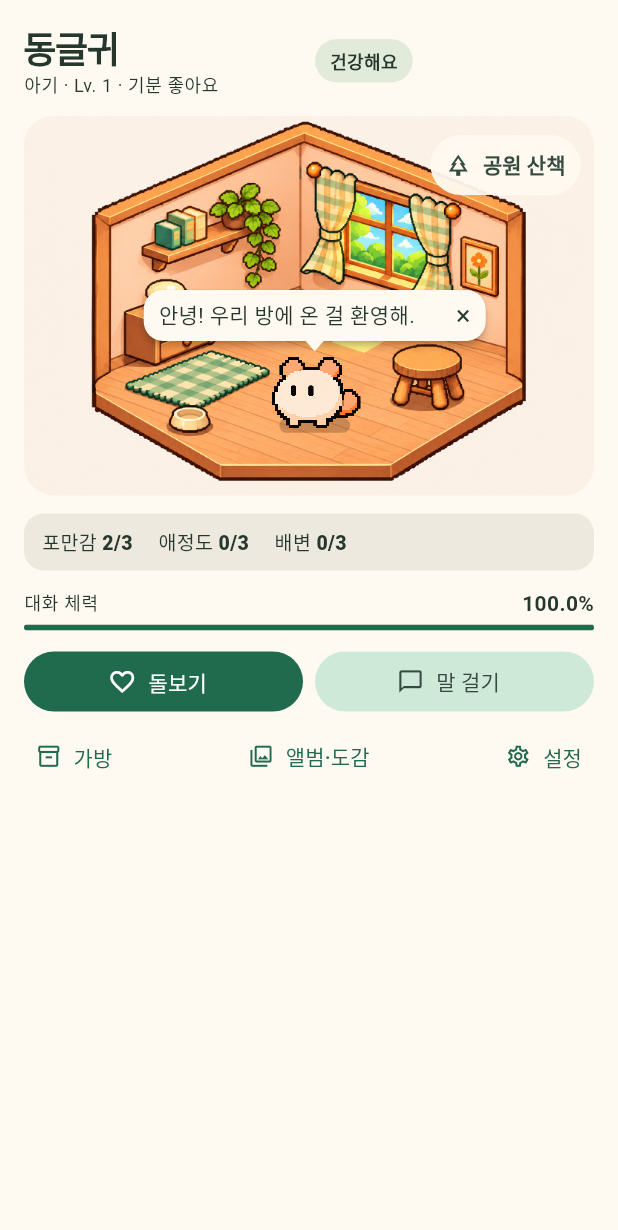
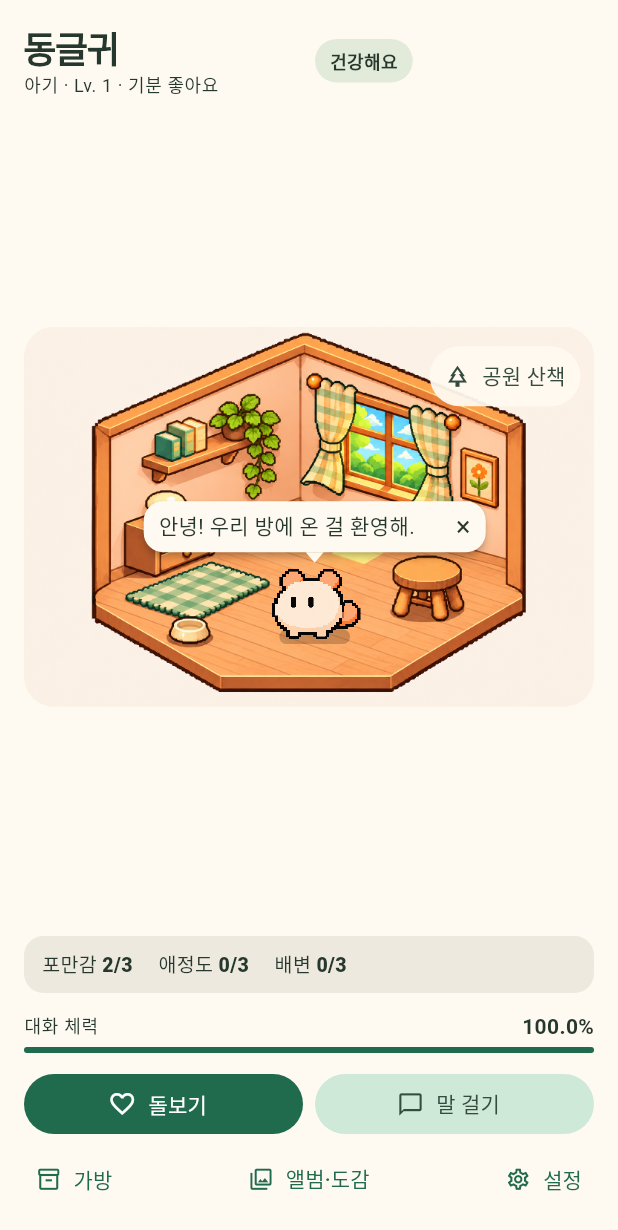
Before and after one commit to JordonPark/donglgewi-pet, a Flutter app: the screen it shows after launch, on a phone screen of 412 x 824 dp. Shown: the top 1230 px of the screen. Run offline on Flutter 3.47's test engine with Material 3 defaults, Android fonts, the phone set to English and light mode, and no system bars; our stand-ins replace image_picker, material_ui, web; missing offline and left inert: llamadart; Roboto replaces fonts that are missing (PetNotoSansKR).

Commit message:
Tighten room controls and keep Korean labels legible

```diff
--- a/lib/main.dart
+++ b/lib/main.dart
@@ -1050,9 +1050,40 @@ class _PetRoomState extends State<PetRoom> with SingleTickerProviderStateMixin {
         children: [
           Expanded(
             child: LayoutBuilder(
-              builder: (context, space) => ListView(
+              builder: (context, space) {
+                final roomy =
+                    !keyboardOpen &&
+                    space.maxHeight >= 560 &&
+                    MediaQuery.textScalerOf(context).scale(14) <= 18 &&
+                    _storageError.isEmpty &&
+                    _download == null;
+                if (roomy) {
+                  return Padding(
+                    padding: const EdgeInsets.fromLTRB(16, 16, 16, 14),
+                    child: Column(
+                      crossAxisAlignment: CrossAxisAlignment.stretch,
+                      children: [
+                        _identity(),
+                        const SizedBox(height: 12),
+                        Expanded(child: Center(child: _scene())),
+                        if (!_game.alive) Text(_bubble),
+                        const SizedBox(height: 12),
+                        _status(),
+                        const SizedBox(height: 12),
+                        _actions(context),
+                        ..._messages(),
+                      ],
+                    ),
+                  );
+                }
+                return ListView(
                   key: ValueKey(keyboardOpen),
-                padding: EdgeInsets.fromLTRB(16, keyboardOpen ? 4 : 16, 16, 14),
+                  padding: EdgeInsets.fromLTRB(
+                    16,
+                    keyboardOpen ? 4 : 16,
+                    16,
+                    14,
+                  ),
                   children: [
                     if (!keyboardOpen) ...[
                       _identity(),
@@ -1081,7 +1112,8 @@ class _PetRoomState extends State<PetRoom> with SingleTickerProviderStateMixin {
                       ..._messages(),
                     ],
                   ],
-              ),
+                );
+              },
             ),
           ),
           if (_chatOpen && _game.alive) _composer(),
@@ -1114,12 +1146,14 @@ class _PetRoomState extends State<PetRoom> with SingleTickerProviderStateMixin {
           SizedBox(
             key: const ValueKey('room-controls'),
             width: controlWidth,
+            child: Center(
               child: DecoratedBox(
                 decoration: BoxDecoration(
                   color: const Color(0xfff3ede2),
                   borderRadius: BorderRadius.circular(22),
                 ),
                 child: ListView(
+                  shrinkWrap: true,
                   keyboardDismissBehavior:
                       ScrollViewKeyboardDismissBehavior.onDrag,
                   padding: const EdgeInsets.all(14),
@@ -1133,6 +1167,7 @@ class _PetRoomState extends State<PetRoom> with SingleTickerProviderStateMixin {
                     _actions(context, stacked: true),
                     ..._messages(),
                   ],
+                ),
               ),
             ),
           ),
@@ -1441,7 +1476,6 @@ class _PetRoomState extends State<PetRoom> with SingleTickerProviderStateMixin {
                       style: FilledButton.styleFrom(
                         backgroundColor: paper.withValues(alpha: .94),
                         padding: const EdgeInsets.symmetric(horizontal: 10),
-                        textStyle: const TextStyle(fontWeight: FontWeight.w700),
                       ),
                     ),
                   ),
```
Lines whose indentation alone changed are shown as unchanged.
